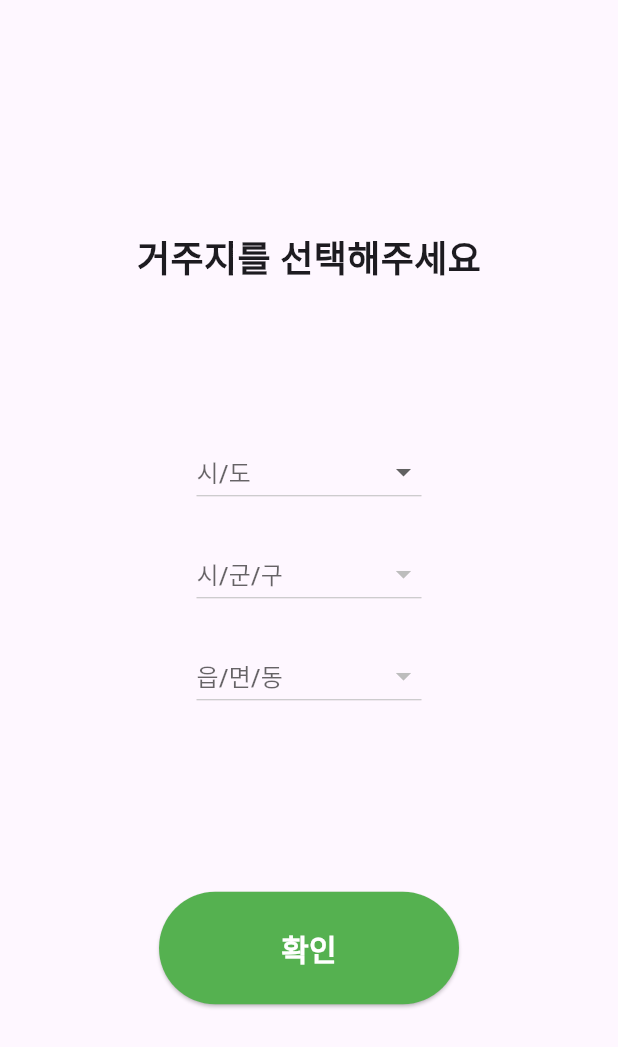
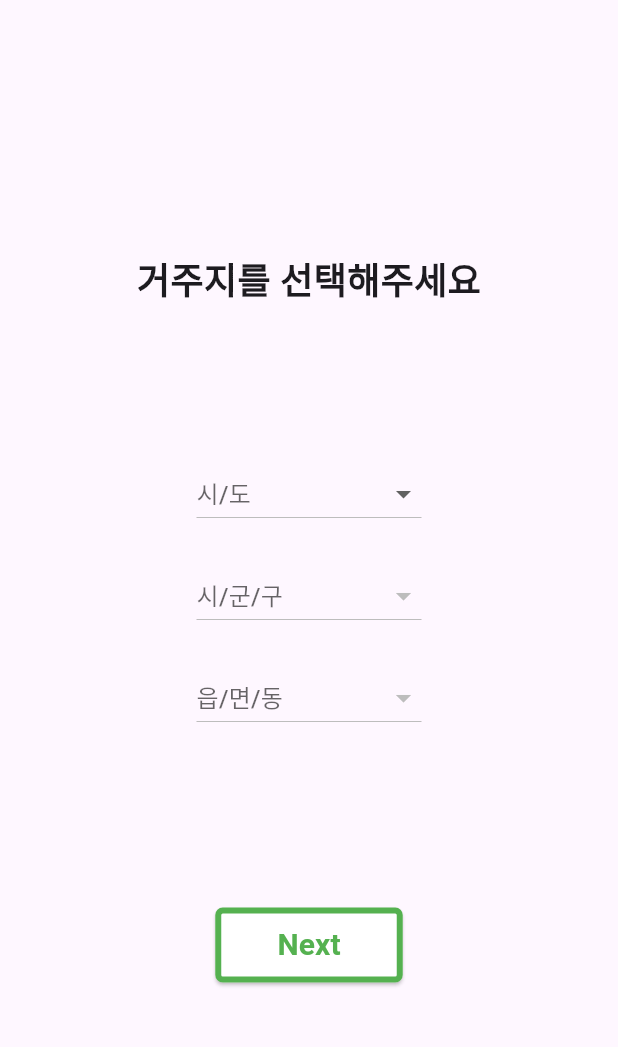
Before and after one commit to tmddbs/FitConnect, a Flutter app: the Start_01 screen opened directly, on a phone screen of 412 x 824 dp. Shown: the top 1047 px of the screen. Run offline on Flutter 3.47's test engine with Material 3 defaults, Android fonts, the phone set to English and light mode, and no system bars.

Commit message:
Update Start_01.dart
버튼 스타일 분리.
Start_02로 주소 정보 넘기기.

```diff
--- a/lib/Start_01.dart
+++ b/lib/Start_01.dart
@@ -1,5 +1,6 @@
 import 'package:flutter/material.dart';
 import 'Start_01_dropdown.dart';
+import 'Start_02.dart';
 
 void main() {
   runApp(MyApp());
@@ -49,6 +50,7 @@ class _Start_01_State extends State<Start_01> {
             Center(
               child: Container(
                 width: 150,
+                height: 200,
                 child: Column(
                   children: [
                     // 첫번째 드롭다운
@@ -115,7 +117,6 @@ class _Start_01_State extends State<Start_01> {
                         });
                       },
                     ),
-                    SizedBox(height: 20),
                   ],
                 ),
               ),
@@ -127,15 +128,19 @@ class _Start_01_State extends State<Start_01> {
             Container(
               child: ElevatedButton(
                 onPressed: () {
-                  // 버튼을 눌렀을 때 실행할 코드
+                  Navigator.push(
+                    context,
+                    MaterialPageRoute(
+                        builder: (context) => Start_02(
+                              dropdownValue1: dropdownValue1,
+                              dropdownValue2: dropdownValue2,
+                              dropdownValue3: dropdownValue3,
+                            )),
+                  );
                 },
-                style: ElevatedButton.styleFrom(
-                  backgroundColor: Color(0xFF55B150),
-                  foregroundColor: Colors.white,
-                  minimumSize: Size(200, 75),
-                ),
+                style: myButtonStyle,
                 child: const Text(
-                  '확인',
+                  'Next',
                   style: TextStyle(
                     fontSize: 20,
                     fontWeight: FontWeight.bold,
@@ -149,3 +154,15 @@ class _Start_01_State extends State<Start_01> {
     );
   }
 }
+
+final ButtonStyle myButtonStyle = ElevatedButton.styleFrom(
+    backgroundColor: Colors.white,
+    foregroundColor: Color(0xff55b150),
+    minimumSize: Size(125, 50),
+    shape: RoundedRectangleBorder(
+      borderRadius: BorderRadius.circular(5.0),
+      side: BorderSide(
+        color: Color(0xff55b150),
+        width: 4,
+      ),
+    ));
```
